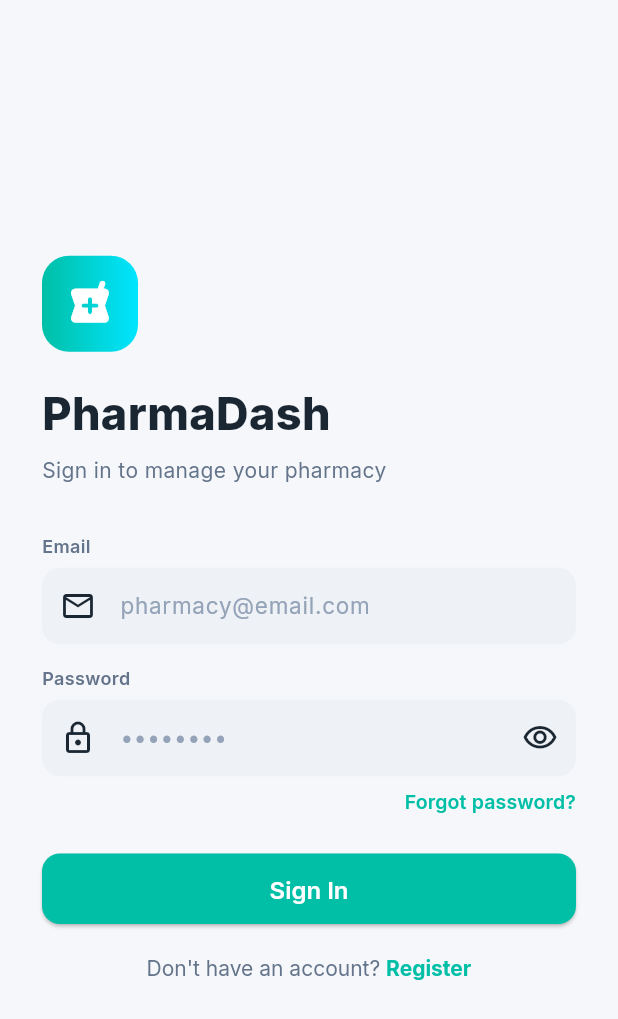
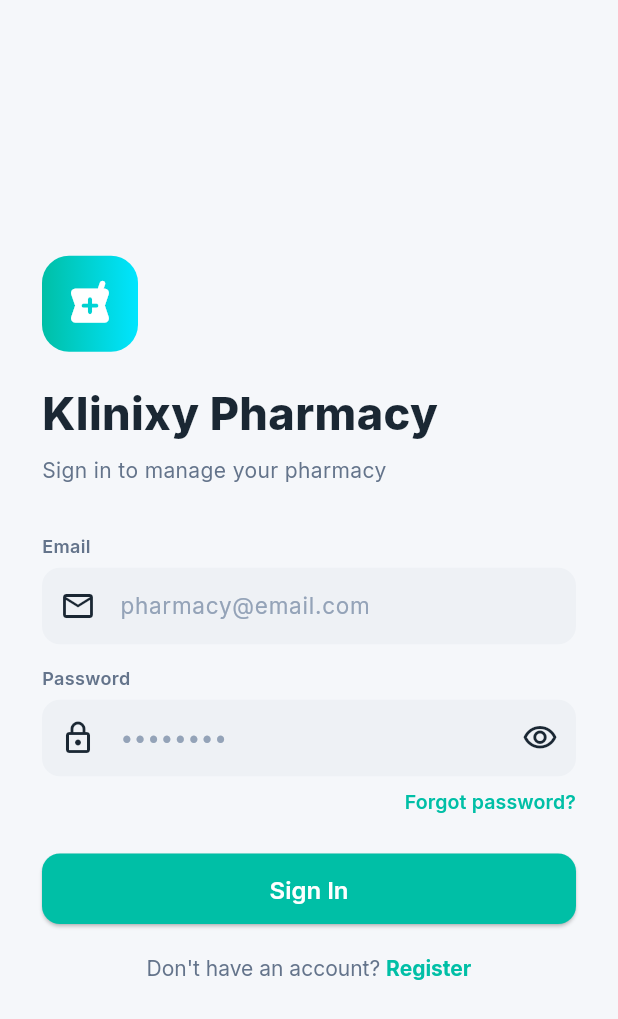
Before and after one commit to ujjwalxsrivastav/Pharmacy, a Flutter app: the screen it shows after launch, on a phone screen of 412 x 824 dp. Shown: the top 1019 px of the screen. Run offline on Flutter 3.47's test engine with Material 3 defaults, Android fonts, the phone set to English and light mode, and no system bars; our stand-ins replace cloud_firestore, firebase_auth, firebase_core, fl_chart, flutter_riverpod, geolocator and 3 more; missing offline and left inert: dart:html, mobile_scanner; accounts and stored records are empty.

Commit message:
pharmacy: P12 — rebrand to Klinixy Pharmacy across app and invoices

```diff
--- a/lib/main.dart
+++ b/lib/main.dart
@@ -23,7 +23,7 @@ class PharmaDashApp extends ConsumerWidget {
     final authAsync = ref.watch(authUserProvider);
 
     return MaterialApp(
-      title: 'PharmaDash',
+      title: 'Klinixy Pharmacy',
       debugShowCheckedModeBanner: false,
       theme: AppTheme.lightTheme,
       darkTheme: AppTheme.darkTheme,
--- a/lib/screens/login_screen.dart
+++ b/lib/screens/login_screen.dart
@@ -95,7 +95,7 @@ class _LoginScreenState extends ConsumerState<LoginScreen>
                           color: Colors.white, size: 34),
                     ),
                     const SizedBox(height: 20),
-                    Text('PharmaDash',
+                    Text('Klinixy Pharmacy',
                         style: GoogleFonts.inter(
                             fontSize: 30,
                             fontWeight: FontWeight.w800,
```
Also changed, not shown: 4 other files.
